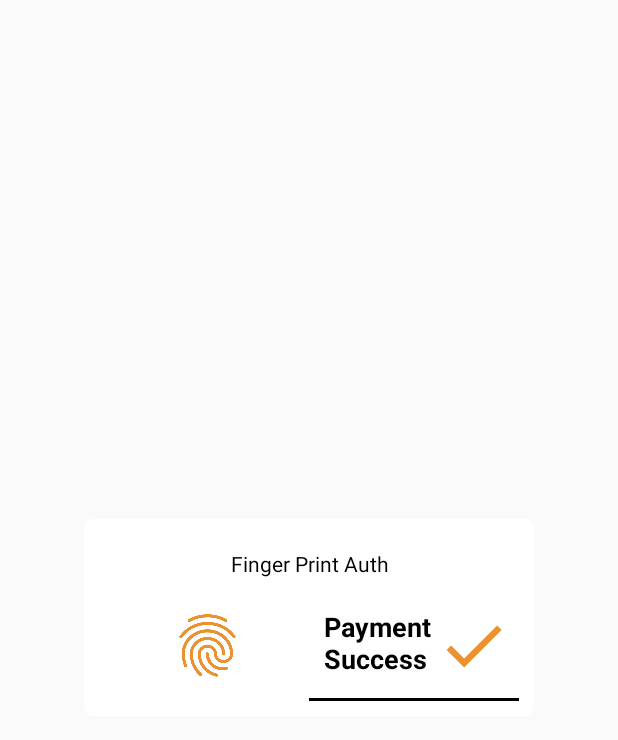
After one commit to gigamike/accenture2019, an Android app: the layout dialog_finger_print_success.xml on its own in the app's theme, with its tools: preview values and no code run, on a phone screen of 412 x 824 dp. The commit adds this screen. Shown: the top 740 px of the screen. Run offline under Robolectric (Android 15) with nearby library versions, the phone set to English and light mode, and no system bars.

Commit message:
refactored files

```diff
--- /dev/null
+++ b/mobile/AccentureHackathon/app/src/main/res/drawable/ic_check_black_24dp.xml
@@ -0,0 +1,5 @@
+<vector android:height="50dp" android:tint="#E9922F"
+    android:viewportHeight="24.0" android:viewportWidth="24.0"
+    android:width="50dp" xmlns:android="http://schemas.android.com/apk/res/android">
+    <path android:fillColor="#FF000000" android:pathData="M9,16.17L4.83,12l-1.42,1.41L9,19 21,7l-1.41,-1.41z"/>
+</vector>
--- a/mobile/AccentureHackathon/app/src/main/res/layout/activity_cart.xml
+++ b/mobile/AccentureHackathon/app/src/main/res/layout/activity_cart.xml
@@ -6,7 +6,7 @@
 	android:layout_height="match_parent"
 	android:orientation="vertical"
 	android:gravity="center"
-	tools:context=".Activity.CartActivity">
+	tools:context=".Activity.FingerPrintActivity">
 
 	<ViewSwitcher
 		android:id="@+id/main_switcher"
--- /dev/null
+++ b/mobile/AccentureHackathon/app/src/main/res/layout/dialog_facebooklogin.xml
@@ -0,0 +1,6 @@
+<?xml version="1.0" encoding="utf-8"?>
+<android.support.constraint.ConstraintLayout
+	xmlns:android="http://schemas.android.com/apk/res/android" android:layout_width="match_parent"
+	android:layout_height="match_parent">
+
+</android.support.constraint.ConstraintLayout>
--- /dev/null
+++ b/mobile/AccentureHackathon/app/src/main/res/layout/dialog_finger_print_success.xml
@@ -0,0 +1,67 @@
+<?xml version="1.0" encoding="utf-8"?>
+<LinearLayout xmlns:android="http://schemas.android.com/apk/res/android"
+	android:orientation="vertical"
+	android:layout_width="300dp"
+	android:layout_gravity="center"
+	android:background="@drawable/dialog_background"
+	android:layout_height="wrap_content"
+	android:padding="10dp">
+
+	<TextView
+		android:id="@+id/text_label"
+		android:layout_width="match_parent"
+		android:layout_height="wrap_content"
+		android:layout_margin="10dp"
+		android:gravity="center"
+		android:text="Finger Print Auth"
+		android:textAppearance="@style/Base.TextAppearance.AppCompat.Small"
+		android:textColor="@color/colorBlack" />
+
+	<LinearLayout
+		android:id="@+id/layout_total"
+		android:layout_width="match_parent"
+		android:layout_height="wrap_content"
+		android:orientation="horizontal">
+
+		<ImageView
+			android:layout_width="0dp"
+			android:layout_height="wrap_content"
+			android:layout_weight="1"
+			android:src="@drawable/ic_fingerprint_black_24dp"
+			android:textColor="@color/colorBlack"
+			android:text="TOTAL AMOUNT:"
+			android:layout_margin="10dp"
+			android:textAppearance="@style/Base.TextAppearance.AppCompat.Medium"/>
+
+		<TextView
+			android:id="@+id/text_totalamount"
+			android:layout_width="0dp"
+			android:layout_height="wrap_content"
+			android:layout_weight="1"
+			android:textColor="@color/colorBlack"
+			android:text="Payment Success"
+			android:drawableEnd="@drawable/ic_check_black_24dp"
+			android:layout_gravity="center_vertical"
+			android:textStyle="bold"
+			android:layout_margin="5dp"
+			android:textAppearance="@style/Base.TextAppearance.AppCompat.Medium"/>
+	</LinearLayout>
+
+	<LinearLayout
+		android:layout_width="match_parent"
+		android:layout_height="wrap_content"
+		android:orientation="horizontal">
+
+		<View
+			android:layout_width="0dp"
+			android:layout_height="2dp"
+			android:layout_weight="1"/>
+		<View
+			android:layout_width="0dp"
+			android:layout_height="2dp"
+			android:layout_weight="1"
+			android:background="@color/colorBlack"/>
+	</LinearLayout>
+
+
+</LinearLayout>
```
Also changed, not shown: mobile/AccentureHackathon/app/src/main/AndroidManifest.xml (+4 -4 lines), mobile/AccentureHackathon/app/src/main/java/com/tomchua/accenturehackathon/Activity/FingerPrintActivity.java (renamed from mobile/AccentureHackathon/app/src/main/java/com/tomchua/accenturehackathon/Activity/CartActivity.java, +44 -6 lines), mobile/AccentureHackathon/app/src/main/java/com/tomchua/accenturehackathon/Activity/ShoppingActivity.java (+10 -6 lines).
